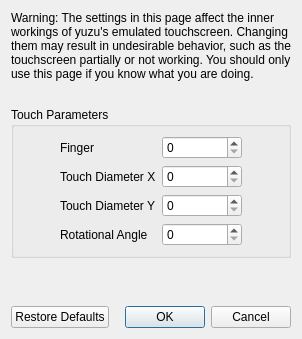
Above: src/yuzu/configuration/configure_touchscreen_advanced.ui from QuantumGhost/yuzu before the change. Below: the same form after it.
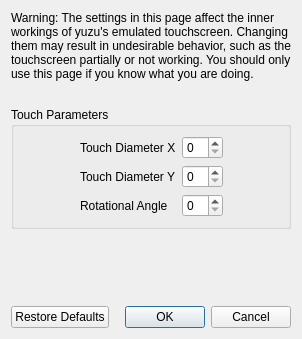
That is the form after the change.

What changed in the file:
```diff
--- a/src/yuzu/configuration/configure_touchscreen_advanced.ui
+++ b/src/yuzu/configuration/configure_touchscreen_advanced.ui
@@ -65,20 +65,13 @@
         </property>
        </spacer>
       </item>
-      <item row="2" column="1">
+      <item row="1" column="1">
        <widget class="QLabel" name="label_4">
         <property name="text">
          <string>Touch Diameter Y</string>
         </property>
        </widget>
       </item>
-      <item row="0" column="1">
-       <widget class="QLabel" name="label">
-        <property name="text">
-         <string>Finger</string>
-        </property>
-       </widget>
-      </item>
       <item row="0" column="3">
        <spacer name="horizontalSpacer_2">
         <property name="orientation">
@@ -92,37 +85,27 @@
         </property>
        </spacer>
       </item>
-      <item row="1" column="1">
+      <item row="0" column="1">
        <widget class="QLabel" name="label_3">
         <property name="text">
          <string>Touch Diameter X</string>
         </property>
        </widget>
       </item>
-      <item row="0" column="2">
-       <widget class="QSpinBox" name="finger_box">
-        <property name="minimumSize">
-         <size>
-          <width>80</width>
-          <height>0</height>
-         </size>
-        </property>
-       </widget>
-      </item>
-      <item row="3" column="1">
+      <item row="2" column="1">
        <widget class="QLabel" name="label_5">
         <property name="text">
          <string>Rotational Angle</string>
         </property>
        </widget>
       </item>
-      <item row="1" column="2">
+      <item row="0" column="2">
        <widget class="QSpinBox" name="diameter_x_box"/>
       </item>
-      <item row="2" column="2">
+      <item row="1" column="2">
        <widget class="QSpinBox" name="diameter_y_box"/>
       </item>
-      <item row="3" column="2">
+      <item row="2" column="2">
        <widget class="QSpinBox" name="angle_box"/>
       </item>
      </layout>
```
